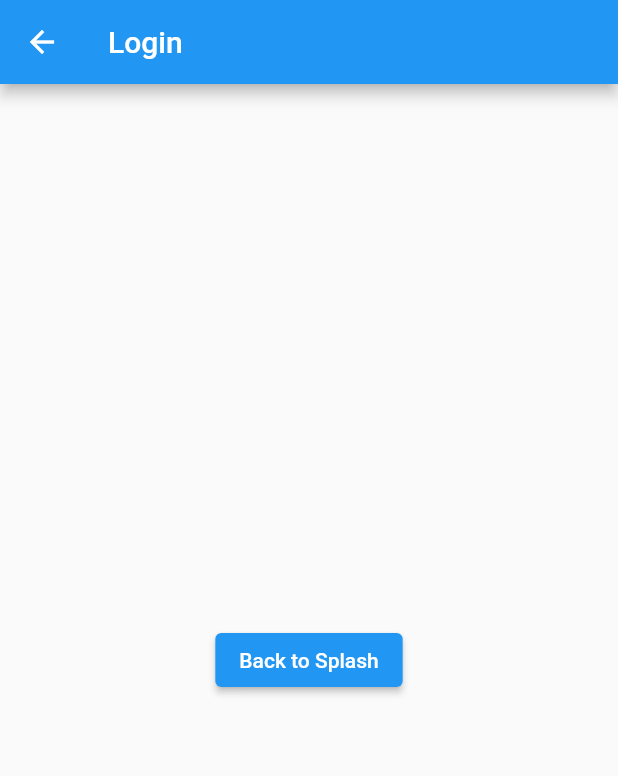
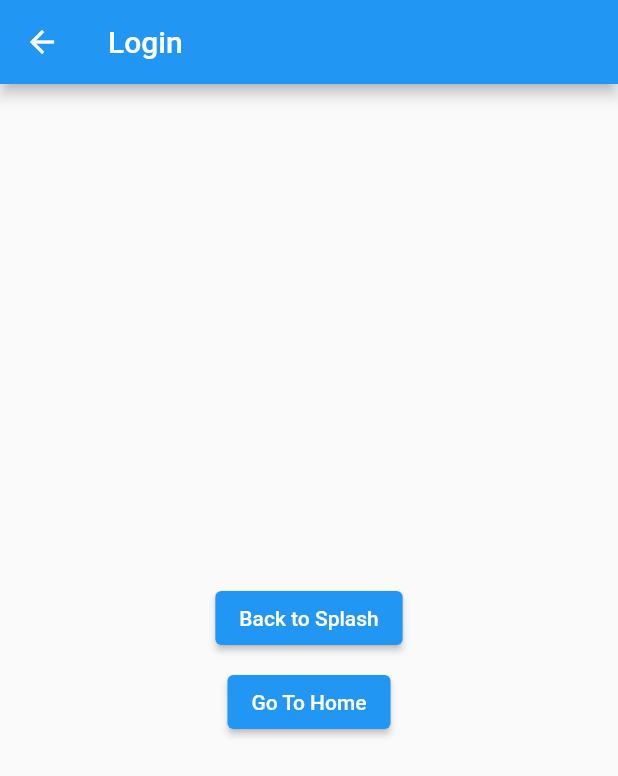
Before and after one commit to rossnguyen/flutter-getx, a Flutter app: the screen it shows after launch, after a tap on "Go to Login", on a phone screen of 412 x 824 dp. Shown: the top 776 px of the screen. Run offline on Flutter 3.47's test engine with Material 2 defaults, Android fonts, the phone set to English and light mode, and no system bars; our stand-ins replace get.

Commit message:
Route-2 push view by name

```diff
--- a/lib/main.dart
+++ b/lib/main.dart
@@ -1,6 +1,7 @@
 import 'package:flutter/material.dart';
 import 'package:get/get.dart';
-import 'package:getx_demo/splash/splash_view.dart';
+import 'package:getx_demo/pages/splash/splash_view.dart';
+import 'package:getx_demo/routes/app_pages.dart';
 
 void main() {
   runApp(const MyApp());
@@ -15,7 +16,9 @@ class MyApp extends StatelessWidget {
       theme: ThemeData(
         primarySwatch: Colors.blue,
       ),
-      home: const SplashView(),
+      // home: const SplashView(),
+      getPages: AppPages.routes,
+      initialRoute: AppPages.INITIAL,
     );
   }
 }
--- a/lib/login/login_view.dart
+++ b/lib/pages/home/home_view.dart
@@ -1,20 +1,19 @@
 import 'package:flutter/material.dart';
-import 'package:get/get.dart';
 
-class LoginView extends StatelessWidget {
-  const LoginView({Key? key}) : super(key: key);
+class HomeView extends StatelessWidget {
+  const HomeView({Key? key}) : super(key: key);
 
   @override
   Widget build(BuildContext context) {
     return Scaffold(
-        appBar: AppBar(title: const Text('Login')),
+        appBar: AppBar(title: const Text('Home')),
         body: Center(
           child: ElevatedButton(
             onPressed: () {
               Navigator.pop(context);
               // Get.back();
             },
-            child: const Text('Back to Splash'),
+            child: const Text('Back to Login'),
           ),
         ));
   }
--- /dev/null
+++ b/lib/pages/login/login_view.dart
@@ -0,0 +1,34 @@
+import 'package:flutter/material.dart';
+import 'package:get/get.dart';
+import 'package:getx_demo/routes/app_pages.dart';
+
+class LoginView extends StatelessWidget {
+  const LoginView({Key? key}) : super(key: key);
+
+  @override
+  Widget build(BuildContext context) {
+    return Scaffold(
+        appBar: AppBar(title: const Text('Login')),
+        body: Center(
+          child: Column(
+            mainAxisSize: MainAxisSize.min,
+            children: [
+              ElevatedButton(
+                onPressed: () {
+                  Navigator.pop(context);
+                  // Get.back();
+                },
+                child: const Text('Back to Splash'),
+              ),
+              const SizedBox(height: 8),
+              ElevatedButton(
+                onPressed: () {
+                  Get.toNamed(Routes.HOME);
+                },
+                child: const Text('Go To Home'),
+              ),
+            ],
+          ),
+        ));
+  }
+}
--- a/lib/splash/splash_view.dart
+++ b/lib/pages/splash/splash_view.dart
@@ -1,5 +1,6 @@
 import 'package:flutter/material.dart';
 import 'package:get/get.dart';
+import 'package:getx_demo/routes/app_pages.dart';
 
 import '../login/login_view.dart';
 
@@ -12,12 +13,15 @@ class SplashView extends StatelessWidget {
         body: Center(
           child: ElevatedButton(
             onPressed: () {
-              Navigator.push(
-                  context,
-                  MaterialPageRoute(
-                    builder: (context) => const LoginView(),
-                  ));
+              // Navigator.push(
+              //     context,
+              //     MaterialPageRoute(
+              //       builder: (context) => const LoginView(),
+              //     ));
+
               // Get.to(const LoginView());
+
+              Get.toNamed(Routes.LOGIN);
             },
             child: const Text('Go to Login'),
           ),
--- /dev/null
+++ b/lib/routes/app_pages.dart
@@ -0,0 +1,30 @@
+import 'package:get/get.dart';
+import 'package:getx_demo/pages/login/login_view.dart';
+import 'package:getx_demo/pages/home/home_view.dart';
+import 'package:getx_demo/pages/splash/splash_view.dart';
+
+part 'app_routes.dart';
+
+class AppPages {
+  AppPages._();
+
+  static const INITIAL = Routes.SPLASH;
+
+  static final routes = [
+    GetPage(
+      name: _Paths.SPLASH,
+      page: () => const SplashView(),
+      // binding: HomeBinding(),
+    ),
+    GetPage(
+      name: _Paths.LOGIN,
+      page: () =>  const LoginView(),
+      // binding: LookupBinding(),
+    ),
+    GetPage(
+      name: _Paths.HOME,
+      page: () => const HomeView(),
+      // binding: SplashBinding(),
+    ),
+  ];
+}
--- /dev/null
+++ b/lib/routes/app_routes.dart
@@ -0,0 +1,16 @@
+part of 'app_pages.dart';
+// DO NOT EDIT. This is code generated via package:get_cli/get_cli.dart
+
+abstract class Routes {
+  Routes._();
+  static const SPLASH = _Paths.SPLASH;
+  static const LOGIN = _Paths.LOGIN;
+  static const HOME = _Paths.HOME;
+}
+
+abstract class _Paths {
+  _Paths._();
+  static const SPLASH = '/splash';
+  static const LOGIN = '/login';
+  static const HOME = '/home';
+}
```
